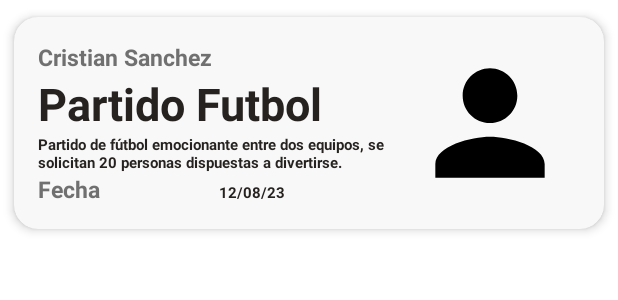
After one commit to ISIS3510-202320-Team31/Android-Kotlin, an Android app: the layout event_card_item.xml on its own in the app's theme, with its tools: preview values and no code run, on a phone screen of 412 x 824 dp. The commit adds this screen. Shown: the top 300 px of the screen. Run offline under Robolectric (Android 15) with nearby library versions, the light colour scheme and no system bars; network calls fail.

Commit message:
implement view and back created

```diff
--- a/app/src/main/AndroidManifest.xml
+++ b/app/src/main/AndroidManifest.xml
@@ -4,6 +4,7 @@
 
     <application
         android:allowBackup="true"
+        android:networkSecurityConfig="@xml/network_security_config"
         android:dataExtractionRules="@xml/data_extraction_rules"
         android:fullBackupContent="@xml/backup_rules"
         android:icon="@mipmap/ic_launcher"
@@ -29,4 +30,6 @@
         </activity>
     </application>
 
+    <uses-permission android:name="android.permission.INTERNET" />
+
 </manifest>
--- a/app/src/main/java/com/example/hive/model/models/Event.kt
+++ b/app/src/main/java/com/example/hive/model/models/Event.kt
@@ -37,6 +37,9 @@ data class Event
     @SerializedName("creator_id")
     var creator_id: String,
 
+    @SerializedName("creator")
+    var creator: String,
+
     @SerializedName("participants")
     var participants: List<Participant>,
 )
--- a/app/src/main/java/com/example/hive/model/network/ApiInterface.kt
+++ b/app/src/main/java/com/example/hive/model/network/ApiInterface.kt
@@ -7,6 +7,6 @@ import retrofit2.http.Query
 
 interface ApiInterface {
 
-    @GET("/events")
+    @GET("/events/")
     suspend fun getEvents(): Response<List<EventResponse>>
 }
--- /dev/null
+++ b/app/src/main/res/layout/event_card_item.xml
@@ -0,0 +1,94 @@
+<?xml version="1.0" encoding="utf-8"?>
+<androidx.cardview.widget.CardView
+    xmlns:android="http://schemas.android.com/apk/res/android"
+    android:id="@+id/eventCardView"
+    android:layout_width="match_parent"
+    xmlns:app="http://schemas.android.com/apk/res-auto"
+    android:layout_height="wrap_content"
+    app:cardBackgroundColor="#f8f8f8"
+    app:cardCornerRadius="16dp"
+    app:cardElevation="4dp"
+    app:cardUseCompatPadding="true">
+
+    <LinearLayout
+        android:padding="16dp"
+        android:layout_width="match_parent"
+        android:layout_height="wrap_content"
+        android:orientation="horizontal"
+        android:gravity="center_vertical"
+        android:paddingTop="16dp"
+        android:paddingBottom="16dp">
+
+        <LinearLayout
+            android:layout_width="wrap_content"
+            android:layout_height="wrap_content"
+            android:layout_weight="1"
+            android:orientation="vertical">
+
+            <TextView
+                android:id="@+id/creador"
+                android:layout_width="wrap_content"
+                android:layout_height="wrap_content"
+                android:text="Cristian Sanchez"
+                android:textColor="#707070"
+                android:textSize="15dp"
+                android:textStyle="bold" />
+
+            <TextView
+                android:id="@+id/nombre"
+                android:layout_width="wrap_content"
+                android:layout_height="wrap_content"
+                android:text="Partido Futbol"
+                android:textColor="#25221F"
+                android:textSize="30dp"
+                android:textStyle="bold" />
+
+            <TextView
+                android:id="@+id/descripcion"
+                android:layout_width="wrap_content"
+                android:layout_height="wrap_content"
+                android:text="Partido de fútbol emocionante entre dos equipos, se solicitan 20 personas dispuestas a divertirse."
+                android:textColor="#25221F"
+                android:textSize="10dp"
+                android:textStyle="bold" />
+
+            <LinearLayout
+                android:layout_width="match_parent"
+                android:layout_height="match_parent"
+                android:layout_weight="1"
+                android:orientation="horizontal">
+
+                <TextView
+                    android:id="@+id/fechaText"
+                    android:layout_width="match_parent"
+                    android:layout_height="wrap_content"
+                    android:layout_weight="1"
+                    android:text="Fecha"
+                    android:textColor="#707070"
+                    android:textSize="15dp"
+                    android:textStyle="bold" />
+
+                <TextView
+                    android:id="@+id/fecha"
+                    android:layout_width="match_parent"
+                    android:layout_height="wrap_content"
+                    android:layout_weight="1"
+                    android:text="12/08/23"
+                    android:textColor="#25221F"
+                    android:textSize="10dp"
+                    android:textStyle="bold" />
+
+            </LinearLayout>
+
+        </LinearLayout>
+
+        <ImageView
+            android:id="@+id/imagen"
+            android:layout_width="match_parent"
+            android:layout_height="match_parent"
+            android:layout_weight="2"
+            android:src="@drawable/ic_baseline_person_24" />
+
+    </LinearLayout>
+
+</androidx.cardview.widget.CardView>
```
Also changed, not shown: app/src/main/java/com/example/hive/model/adapters/EventsAdapter.kt (added, +62 -0 lines), app/src/main/java/com/example/hive/model/di/RetroFitInstance.kt (added, +30 -0 lines), app/src/main/java/com/example/hive/model/network/responses/EventResponse.kt (+41 -4 lines), app/src/main/java/com/example/hive/model/repository/EventRepository.kt (added, +9 -0 lines), app/src/main/java/com/example/hive/view/HomePageFragment.kt (+44 -2 lines), app/src/main/java/com/example/hive/viewmodel/EventListViewModel.kt (added, +36 -0 lines), app/src/main/java/com/example/hive/viewmodel/EventsViewModelProviderFactory.kt (added, +11 -0 lines), app/src/main/res/layout/fragment_home_page.xml (+6 -90 lines), app/src/main/res/xml/network_security_config.xml (added, +8 -0 lines).
